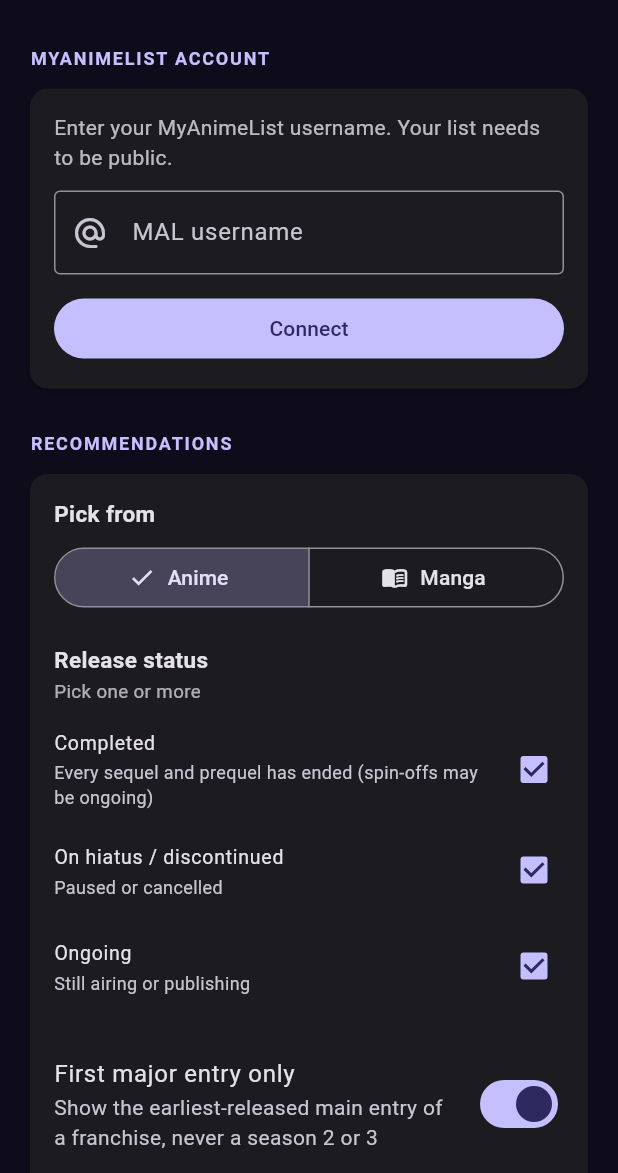
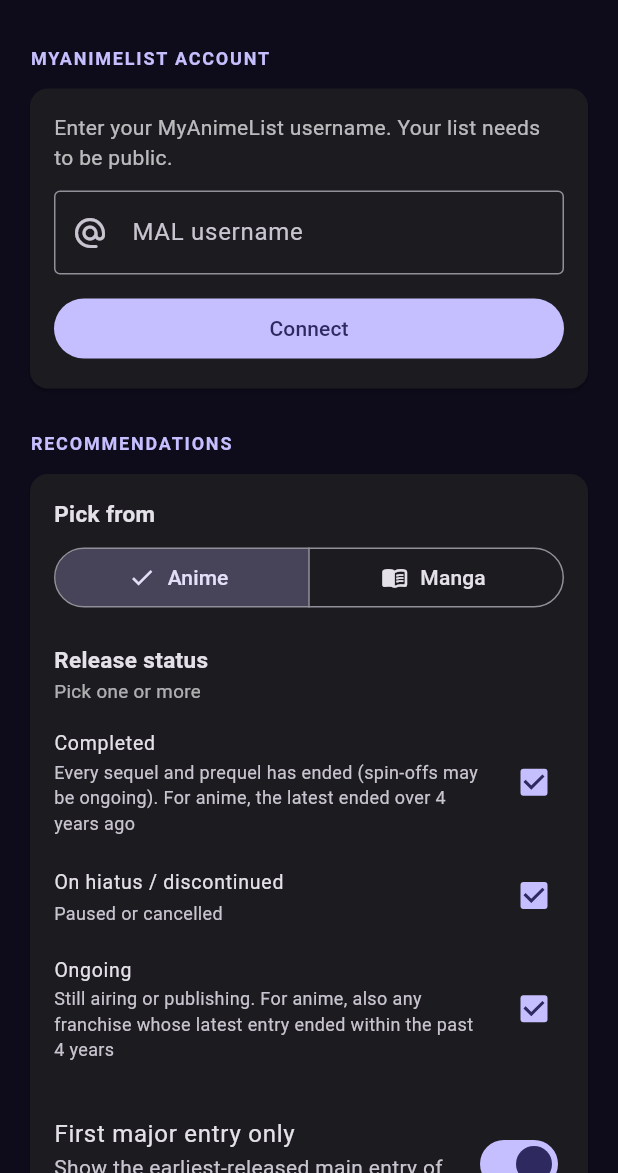
Before and after one commit to cchigu/animanga-recommender, a Flutter app: the SettingsScreen screen opened directly, on a phone screen of 412 x 824 dp, the part 63-1236 px from its top. Run offline on Flutter 3.47's test engine with Material 3 defaults, Android fonts, the phone set to English and light mode, and no system bars; our stand-ins replace shared_preferences; accounts and stored records are empty; network calls fail.

Commit message:
Anime franchises whose latest entry ended within 4 years count as ongoing
Co-Authored-By: Claude Opus 5.5 <noreply@anthropic.com>
Claude-Session: https://claude.ai/code/session_014Z5X86bcqJJHkxnvug31Fd

```diff
--- a/lib/screens/settings_screen.dart
+++ b/lib/screens/settings_screen.dart
@@ -330,7 +330,8 @@ class _RecommendationSettings extends StatelessWidget {
                 title: Text(c.label),
                 subtitle: Text(
                   c == Completion.completed
-                      ? 'Every sequel and prequel has ended (spin-offs may be ongoing)'
+                      ? 'Every sequel and prequel has ended (spin-offs may be '
+                          'ongoing). For anime, the latest ended over 4 years ago'
                       : c.hint,
                 ),
                 onChanged: (_) {
--- a/lib/services/franchise.dart
+++ b/lib/services/franchise.dart
@@ -11,8 +11,16 @@ class Franchise {
   /// Stable id for "have we shown this franchise already?": the lowest MAL id.
   int get key => members.map((m) => m.malId).reduce((a, b) => a < b ? a : b);
 
+  /// An anime franchise whose latest main entry ended this recently counts
+  /// as ongoing, since a sequel is likely even if none is announced yet.
+  static const recentEndWindow = Duration(days: 4 * 365 + 1);
+
+  /// Formats that don't count as "the latest entry" for that rule.
+  static const _minorTypes = {'special', 'tv_special', 'music', 'cm', 'pv'};
+
   /// Release status of the whole chain:
   /// anything still airing/publishing or announced → ongoing,
+  /// otherwise (anime) the latest entry ended within 4 years → ongoing,
   /// otherwise anything on hiatus/discontinued → hiatus,
   /// otherwise → completed.
   Completion get completion {
@@ -29,7 +37,24 @@ class Franchise {
           hiatus = true;
       }
     }
+    if (endedRecently) return Completion.ongoing;
     return hiatus ? Completion.hiatus : Completion.completed;
+  }
+
+  /// True for anime whose latest TV/ONA/movie/OVA entry ended in the last
+  /// 4 years.
+  bool get endedRecently {
+    if (members.isEmpty || !members.first.isAnime) return false;
+    DateTime? latest;
+    for (final m in members) {
+      if (_minorTypes.contains(m.mediaType)) continue;
+      final end = m.endedOn;
+      if (end != null && (latest == null || end.isAfter(latest))) {
+        latest = end;
+      }
+    }
+    if (latest == null) return false;
+    return DateTime.now().difference(latest) < recentEndWindow;
   }
 
   /// Released members, earliest first.
--- a/lib/services/settings_store.dart
+++ b/lib/services/settings_store.dart
@@ -5,7 +5,8 @@ import 'package:shared_preferences/shared_preferences.dart';
 enum Completion {
   completed('Completed', 'Whole sequel/prequel chain finished'),
   hiatus('On hiatus / discontinued', 'Paused or cancelled'),
-  ongoing('Ongoing', 'Still airing or publishing');
+  ongoing('Ongoing', 'Still airing or publishing. For anime, also any '
+      'franchise whose latest entry ended within the past 4 years');
 
   final String label;
   final String hint;
```
Also changed, not shown: lib/models/title_detail.dart (+21 -0 lines), lib/services/detail_store.dart (+6 -1 lines).
